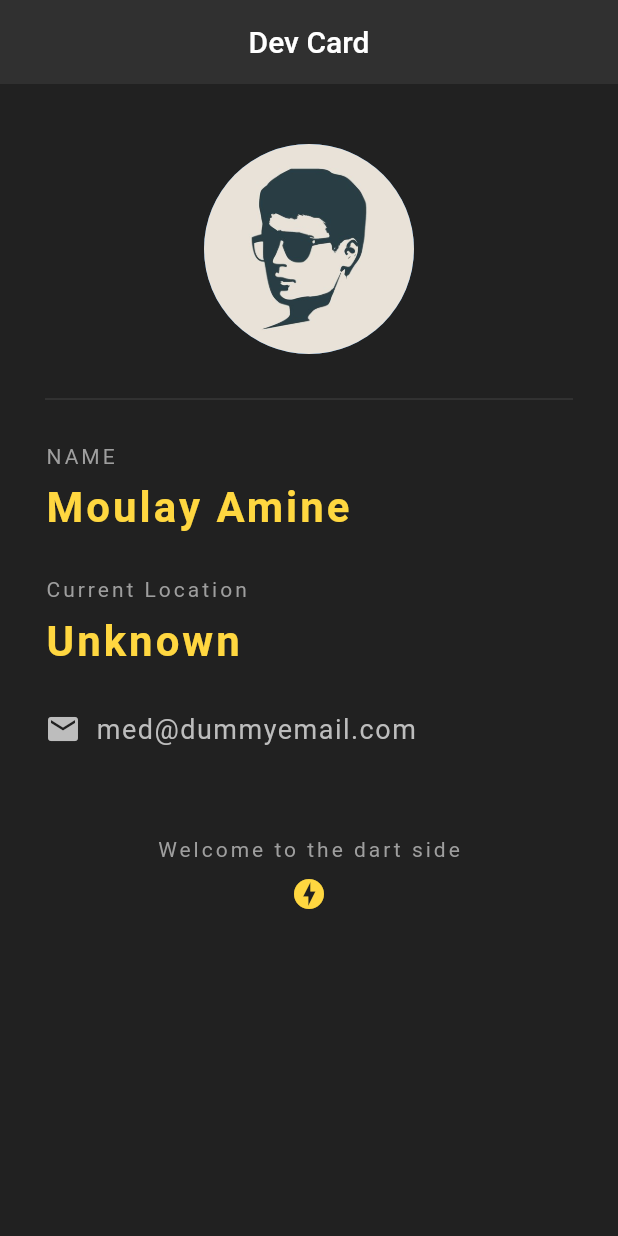
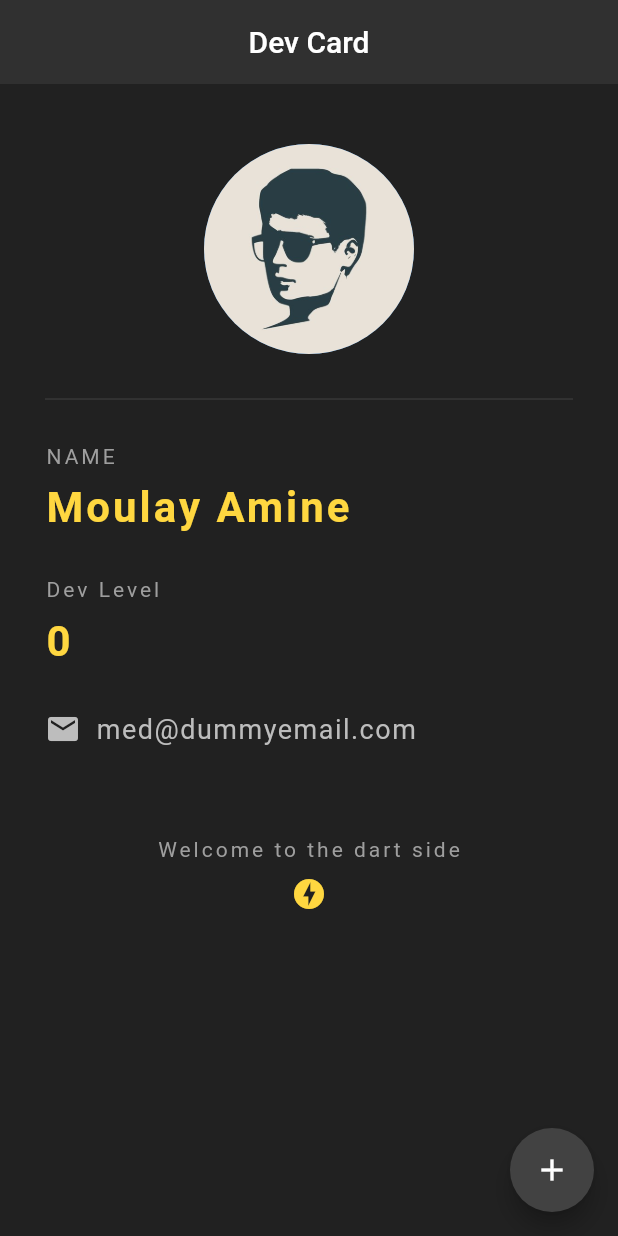
Before and after one commit to aminepa8/devidcard, a Flutter app: the screen it shows after launch, on a phone screen of 412 x 824 dp. Run offline on Flutter 3.47's test engine with Material 2 defaults, Android fonts, the phone set to English and light mode, and no system bars.

Commit message:
changing some layout , and used the StatefulWidget

```diff
--- a/lib/main.dart
+++ b/lib/main.dart
@@ -4,7 +4,15 @@ void main() => runApp(MaterialApp(
   home: MlyCard(),
 ));
 
-class MlyCard extends StatelessWidget {
+class MlyCard extends StatefulWidget {
+  @override
+  _MlyCardState createState() => _MlyCardState();
+}
+
+class _MlyCardState extends State<MlyCard> {
+  int DevLevel = 0;
+
+
   @override
   Widget build(BuildContext context) {
     return Scaffold(
@@ -14,6 +22,16 @@ class MlyCard extends StatelessWidget {
         centerTitle: true,
         backgroundColor:Colors.grey[850],
         elevation: 0.0,
+      ),
+      floatingActionButton: FloatingActionButton(
+        onPressed: (){
+          setState(() {
+            DevLevel++;
+
+          });
+        },
+        child:Icon(Icons.add),
+        backgroundColor: Colors.grey[800],
       ),
       body:Padding(
         padding: EdgeInsets.fromLTRB(30.0, 40.0, 30.0, 0.0),
@@ -49,7 +67,7 @@ class MlyCard extends StatelessWidget {
             ),
             SizedBox(height: 30.0),
             Text(
-              'Current Location',
+              'Dev Level',
               style: TextStyle(
                 color: Colors.grey,
                 letterSpacing: 2.0,
@@ -57,7 +75,7 @@ class MlyCard extends StatelessWidget {
             ),
             SizedBox(height: 10.0),
             Text(
-              'Unknown',
+              '$DevLevel',
               style: TextStyle(
                 color: Colors.amberAccent[200],
                 letterSpacing: 2.0,
```
Also changed, not shown: demo2.png (added), explain.png (added), 1 other file.
